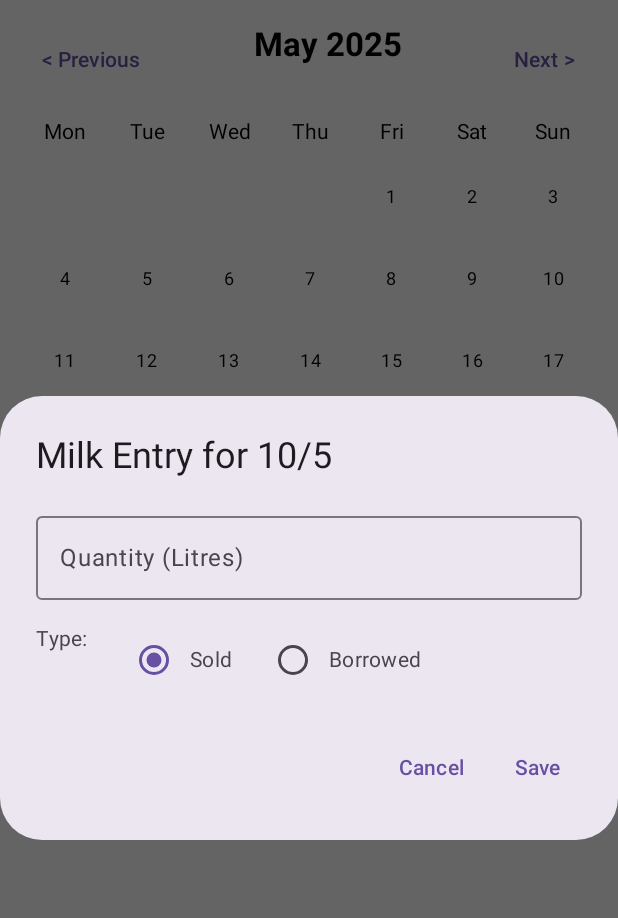
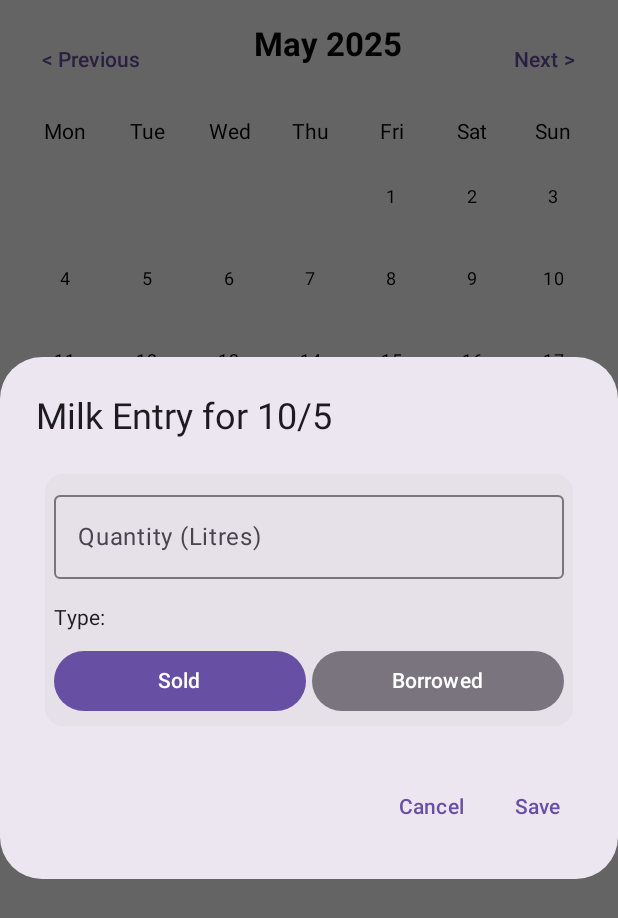
Before and after one commit to TheOwaisLone/Milk-Tracker, an Android app built with Jetpack Compose: the screen it shows after launch (MainActivity), after a tap on "10", on a phone screen of 412 x 824 dp. Shown: the top 918 px of the screen. Run offline under Robolectric (Android 15) with nearby library versions, the phone set to English and light mode, and no system bars; our stand-ins replace Room's generated code.

Commit message:
Entry Dialog  UI improvements.

```diff
--- a/app/src/main/java/com/owais/milktracker/ui/components/EntryDialog.kt
+++ b/app/src/main/java/com/owais/milktracker/ui/components/EntryDialog.kt
@@ -11,6 +11,7 @@ import androidx.compose.ui.Modifier
 import androidx.compose.ui.platform.LocalContext
 import androidx.compose.ui.text.input.KeyboardType
 import androidx.compose.ui.unit.dp
+import androidx.compose.material3.Card
 import androidx.datastore.preferences.core.*
 import androidx.datastore.preferences.preferencesDataStore
 import com.owais.milktracker.data.model.MilkEntry
@@ -18,53 +19,61 @@ import kotlinx.coroutines.flow.first
 import kotlinx.coroutines.launch
 import java.time.LocalDate
 
+// Define the dataStore extension for preferences storage
 private val Context.dataStore by preferencesDataStore(name = "milk_preferences")
 
+// Define the keys used for storing and retrieving preferences
 private val LAST_QUANTITY = stringPreferencesKey("last_quantity")
 private val LAST_IS_BORROWED = booleanPreferencesKey("last_is_borrowed")
 
+// Composable function to show the entry dialog
 @RequiresApi(Build.VERSION_CODES.O)
 @Composable
 fun EntryDialog(
-    date: LocalDate,
-    initialEntry: MilkEntry?,
-    onDismiss: () -> Unit,
-    onSave: (MilkEntry) -> Unit,
-    onDelete: (() -> Unit)? = null
+    date: LocalDate, // The date of the milk entry
+    initialEntry: MilkEntry?, // Existing entry data, null if it's a new entry
+    onDismiss: () -> Unit, // Action when dialog is dismissed
+    onSave: (MilkEntry) -> Unit, // Action to save the entry
+    onDelete: (() -> Unit)? = null // Action to delete the entry, if it exists
 ) {
-    val context = LocalContext.current
-    val scope = rememberCoroutineScope()
+    val context = LocalContext.current // Get the context to access dataStore
+    val scope = rememberCoroutineScope() // Create a coroutine scope to launch async tasks
 
-    var quantity by remember { mutableStateOf("") }
-    var isBorrowed by remember { mutableStateOf(false) }
+    var quantity by remember { mutableStateOf("") } // State for the quantity input
+    var isBorrowed by remember { mutableStateOf(false) } // State for the type (Sold/Borrowed)
 
-    // Use correct logic: preload values only for new entries
+    // Preload previous values for new entries if no initial entry is provided
     LaunchedEffect(initialEntry) {
         if (initialEntry == null) {
+            // If it's a new entry, load saved quantity and isBorrowed values from dataStore
             val prefs = context.dataStore.data.first()
-            quantity = prefs[LAST_QUANTITY] ?: ""
-            isBorrowed = prefs[LAST_IS_BORROWED] ?: false
+            quantity = prefs[LAST_QUANTITY] ?: "" // Default to empty string if not found
+            isBorrowed = prefs[LAST_IS_BORROWED] ?: false // Default to false if not found
         } else {
+            // If an existing entry is provided, prefill with its values
             quantity = initialEntry.quantity.toString()
             isBorrowed = initialEntry.isBorrowed
         }
     }
 
+    // Display the AlertDialog to capture milk entry details
     AlertDialog(
-        onDismissRequest = onDismiss,
+        onDismissRequest = onDismiss, // Close the dialog when dismissed
         confirmButton = {
+            // Save button logic
             TextButton(onClick = {
+                // Convert quantity to double and save if valid
                 val qty = quantity.toDoubleOrNull()
                 if (qty != null) {
                     val newEntry = MilkEntry(
-                        id = initialEntry?.id ?: 0,
-                        date = date,
-                        quantity = qty,
-                        isBorrowed = isBorrowed
+                        id = initialEntry?.id ?: 0, // Use existing ID or create a new one
+                        date = date, // Use the date passed to the dialog
+                        quantity = qty, // The entered quantity
+                        isBorrowed = isBorrowed // The type (Sold or Borrowed)
                     )
-                    onSave(newEntry)
+                    onSave(newEntry) // Call the onSave callback to save the entry
 
-                    // ✅ Save these values for future new entries only
+                    // Save these values for future new entries only
                     scope.launch {
                         context.dataStore.edit { prefs ->
                             prefs[LAST_QUANTITY] = quantity
@@ -72,64 +81,89 @@ fun EntryDialog(
                         }
                     }
                 }
-                onDismiss()
+                onDismiss() // Dismiss the dialog after saving
             }) {
-                Text("Save")
+                Text("Save") // Text for the save button
             }
         },
         dismissButton = {
+            // Cancel/Delete button logic
             Row {
                 if (initialEntry != null) {
+                    // If there is an existing entry, show delete button
                     TextButton(
                         onClick = {
-                            onDelete?.invoke()
-                            // ❗ Clear saved defaults only if this was the last entry (optional)
+                            onDelete?.invoke() // Invoke the onDelete callback
+                            // Optionally clear saved defaults if this entry is deleted
                             scope.launch {
                                 context.dataStore.edit { prefs ->
                                     prefs.remove(LAST_QUANTITY)
                                     prefs.remove(LAST_IS_BORROWED)
                                 }
                             }
-                            onDismiss()
+                            onDismiss() // Dismiss the dialog after deletion
                         }
                     ) {
-                        Text("Delete", color = MaterialTheme.colorScheme.error)
+                        Text("Delete", color = MaterialTheme.colorScheme.error) // Text for delete button
                     }
                 }
-                Spacer(modifier = Modifier.width(8.dp))
+                Spacer(modifier = Modifier.width(8.dp)) // Space between buttons
                 TextButton(onClick = onDismiss) {
-                    Text("Cancel")
+                    Text("Cancel") // Text for cancel button
                 }
             }
         },
         title = {
-            Text("Milk Entry for ${date.dayOfMonth}/${date.monthValue}")
+            Text("Milk Entry for ${date.dayOfMonth}/${date.monthValue}") // Title of the dialog, showing the date
         },
         text = {
-            Column {
-                OutlinedTextField(
-                    value = quantity,
-                    onValueChange = { quantity = it },
-                    label = { Text("Quantity (Litres)") },
-                    keyboardOptions = KeyboardOptions.Default.copy(keyboardType = KeyboardType.Number),
-                    modifier = Modifier.fillMaxWidth()
-                )
-                Spacer(modifier = Modifier.height(16.dp))
-                Row {
-                    Text("Type: ")
-                    Spacer(modifier = Modifier.width(16.dp))
-                    Row(verticalAlignment = androidx.compose.ui.Alignment.CenterVertically) {
-                        RadioButton(
-                            selected = !isBorrowed,
-                            onClick = { isBorrowed = false }
-                        )
-                        Text("Sold")
-                        Spacer(modifier = Modifier.width(16.dp))
-                        RadioButton(
-                            selected = isBorrowed,
-                            onClick = { isBorrowed = true }
-                        )
-                        Text("Borrowed")
+            // The main content of the dialog
+            Card(
+                modifier = Modifier
+                    .fillMaxWidth() // Make card fill the available width
+                    .padding(6.dp), // Add padding around the card
+                shape = MaterialTheme.shapes.medium, // Use a rounded shape for the card
+            ) {
+                // Column inside the card
+                Column(modifier = Modifier.padding(6.dp)) {
+                    // Quantity Input Field
+                    OutlinedTextField(
+                        value = quantity, // Current value of quantity
+                        onValueChange = { quantity = it }, // Update the value when changed
+                        label = { Text("Quantity (Litres)") }, // Label for the text field
+                        keyboardOptions = KeyboardOptions.Default.copy(keyboardType = KeyboardType.Number), // Set keyboard type to Number
+                        modifier = Modifier.fillMaxWidth() // Make the text field fill the available width
+                    )
+                    Spacer(modifier = Modifier.height(16.dp)) // Space between fields
+
+                    // Type of entry selection (Sold/Borrowed) using Toggle Buttons
+                    Text("Type:", style = MaterialTheme.typography.bodyMedium) // Label for type selection
+                    Spacer(modifier = Modifier.height(8.dp)) // Space between label and buttons
+                    Row(
+                        modifier = Modifier.fillMaxWidth(), // Fill the available width
+                        horizontalArrangement = Arrangement.SpaceAround // Space out the buttons
+                    ) {
+                        // Toggle Button for "Sold"
+                        Button(
+                            onClick = { isBorrowed = false }, // Set isBorrowed to false (Sold)
+                            colors = ButtonDefaults.buttonColors(
+                                containerColor = if (!isBorrowed) MaterialTheme.colorScheme.primary else MaterialTheme.colorScheme.outline
+                            ), // Change the color based on the selection
+                            modifier = Modifier.weight(1f) // Make the button take equal space
+                        ) {
+                            Text("Sold") // Text for the button
+                        }
+                        Spacer(modifier = Modifier.width(4.dp)) // Space between buttons
+                        // Toggle Button for "Borrowed"
+                        Button(
+                            onClick = { isBorrowed = true }, // Set isBorrowed to true (Borrowed)
+                            colors = ButtonDefaults.buttonColors(
+                                containerColor = if (isBorrowed) MaterialTheme.colorScheme.error else MaterialTheme.colorScheme.outline
+                            ), // Change the color based on the selection
+                            modifier = Modifier.weight(1f) // Make the button take equal space
+                        ) {
+                            Text("Borrowed") // Text for the button
+                        }
                     }
                 }
             }
```
